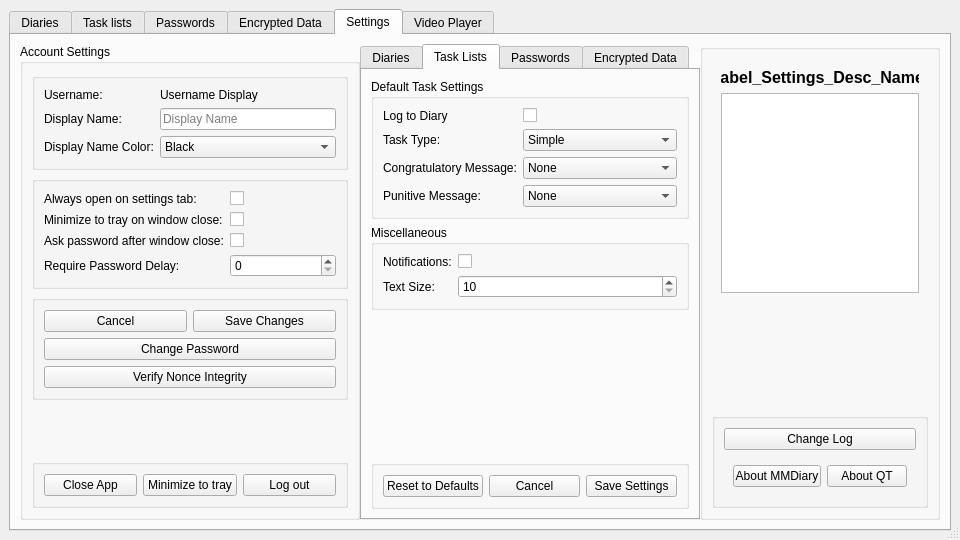
Qt form mainwindow.ui (therealMaPMaKeR/MMDiary) before a commit.
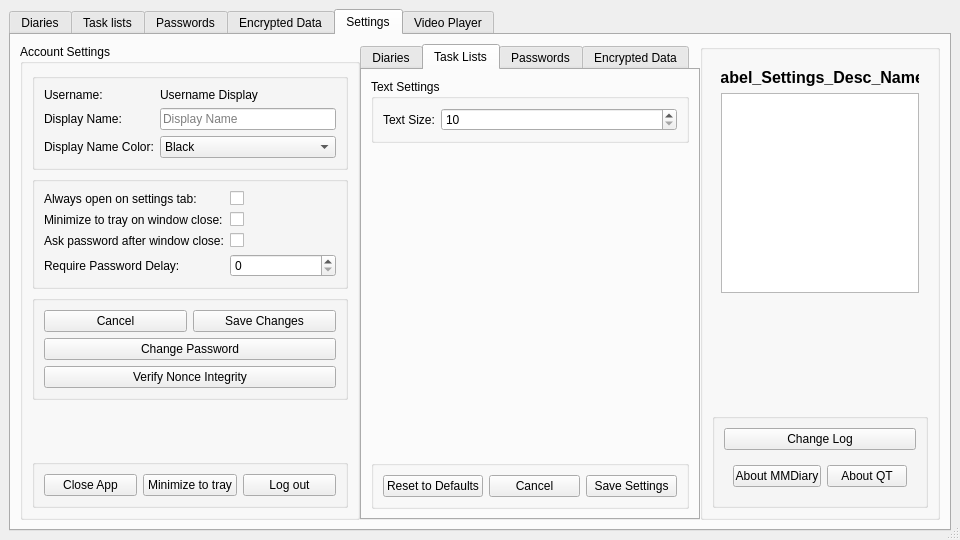
The same form after that commit. The open tabs and pages were chosen to show the change. Custom widgets are drawn as their Qt base class.

Commit message: removed unnecessary tasklist settings

The edit to the form file:
```diff
--- a/mainwindow.ui
+++ b/mainwindow.ui
@@ -1326,150 +1326,20 @@
             <string>Task Lists</string>
            </attribute>
            <layout class="QVBoxLayout" name="verticalLayout_13">
-            <item>
-             <widget class="QGroupBox" name="groupBox_8">
-              <property name="title">
-               <string>Default Task Settings</string>
-              </property>
-              <layout class="QFormLayout" name="formLayout_6">
-               <item row="1" column="0">
-                <widget class="QLabel" name="label_16">
-                 <property name="text">
-                  <string>Task Type:</string>
-                 </property>
-                </widget>
-               </item>
-               <item row="1" column="1">
-                <widget class="QComboBox" name="comboBox_TList_TaskType">
-                 <item>
-                  <property name="text">
-                   <string>Simple</string>
-                  </property>
-                 </item>
-                 <item>
-                  <property name="text">
-                   <string>Time Limit</string>
-                  </property>
-                 </item>
-                </widget>
-               </item>
-               <item row="0" column="0">
-                <widget class="QLabel" name="label_Settings_TDLog">
-                 <property name="text">
-                  <string>Log to Diary</string>
-                 </property>
-                </widget>
-               </item>
-               <item row="0" column="1">
-                <widget class="QCheckBox" name="checkBox_TList_LogToDiary">
-                 <property name="text">
-                  <string/>
-                 </property>
-                </widget>
-               </item>
-               <item row="2" column="0">
-                <widget class="QLabel" name="label_17">
-                 <property name="text">
-                  <string>Congratulatory Message:</string>
-                 </property>
-                </widget>
-               </item>
-               <item row="2" column="1">
-                <widget class="QComboBox" name="comboBox_TList_CMess">
-                 <item>
-                  <property name="text">
-                   <string>None</string>
-                  </property>
-                 </item>
-                 <item>
-                  <property name="text">
-                   <string>Simple</string>
-                  </property>
-                 </item>
-                 <item>
-                  <property name="text">
-                   <string>Advanced</string>
-                  </property>
-                 </item>
-                 <item>
-                  <property name="text">
-                   <string>Intense</string>
-                  </property>
-                 </item>
-                 <item>
-                  <property name="text">
-                   <string>Extreme</string>
-                  </property>
-                 </item>
-                </widget>
-               </item>
-               <item row="3" column="0">
-                <widget class="QLabel" name="label_18">
-                 <property name="text">
-                  <string>Punitive Message:</string>
-                 </property>
-                </widget>
-               </item>
-               <item row="3" column="1">
-                <widget class="QComboBox" name="comboBox_TList_PMess">
-                 <item>
-                  <property name="text">
-                   <string>None</string>
-                  </property>
-                 </item>
-                 <item>
-                  <property name="text">
-                   <string>Simple</string>
-                  </property>
-                 </item>
-                 <item>
-                  <property name="text">
-                   <string>Advanced</string>
-                  </property>
-                 </item>
-                 <item>
-                  <property name="text">
-                   <string>Intense</string>
-                  </property>
-                 </item>
-                 <item>
-                  <property name="text">
-                   <string>Extreme</string>
-                  </property>
-                 </item>
-                </widget>
-               </item>
-              </layout>
-             </widget>
-            </item>
             <item>
              <widget class="QGroupBox" name="groupBox_9">
               <property name="title">
-               <string>Miscellaneous</string>
+               <string>Text Settings</string>
               </property>
               <layout class="QFormLayout" name="formLayout_7">
                <item row="0" column="0">
-                <widget class="QLabel" name="label_19">
-                 <property name="text">
-                  <string>Notifications:</string>
-                 </property>
-                </widget>
-               </item>
-               <item row="0" column="1">
-                <widget class="QCheckBox" name="checkBox_TList_Notif">
-                 <property name="text">
-                  <string/>
-                 </property>
-                </widget>
-               </item>
-               <item row="1" column="0">
                 <widget class="QLabel" name="label_20">
                  <property name="text">
                   <string>Text Size:</string>
                  </property>
                 </widget>
                </item>
-               <item row="1" column="1">
+               <item row="0" column="1">
                 <widget class="QSpinBox" name="spinBox_TList_TextSize">
                  <property name="minimum">
                   <number>10</number>
```
Left out of the diff: 2 changed lines with no effect on the pictures. The commit also changes 8 other files.
